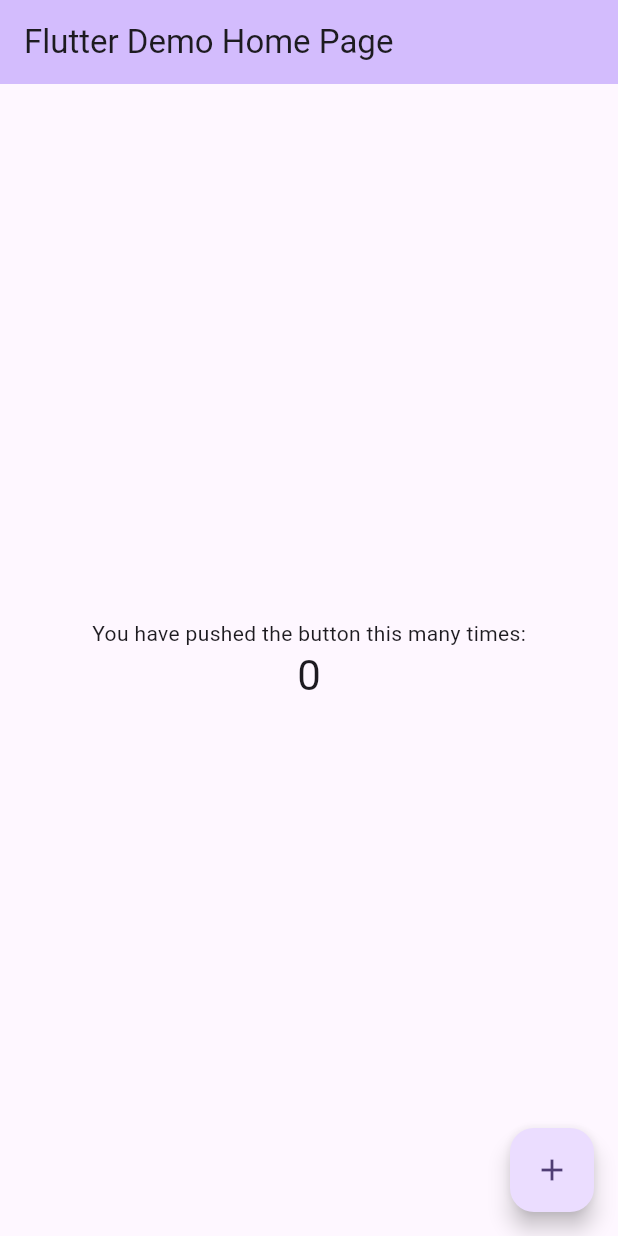
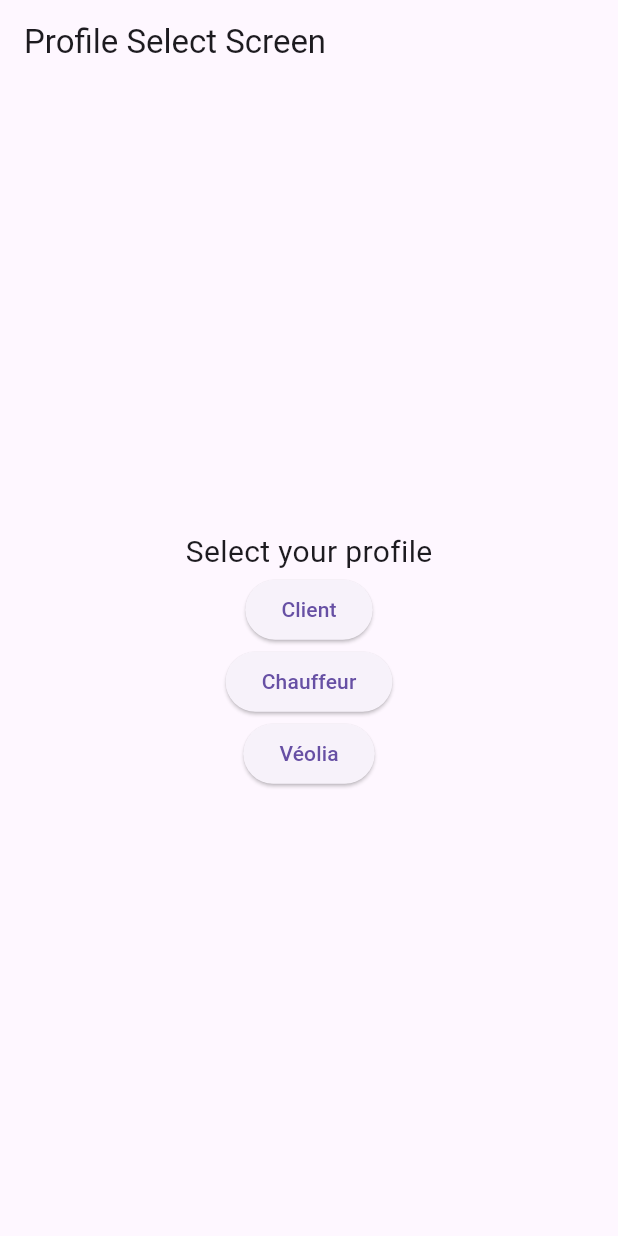
Before and after one commit to Pierre-Gei/Garage_week_2024, a Flutter app: the screen it shows after launch, on a phone screen of 412 x 824 dp. Run offline on Flutter 3.47's test engine with Material 3 defaults, Android fonts, the phone set to English and light mode, and no system bars.

```diff
--- /dev/null
+++ b/devtools_options.yaml
@@ -0,0 +1,3 @@
+description: This file stores settings for Dart & Flutter DevTools.
+documentation: https://docs.flutter.dev/tools/devtools/extensions#configure-extension-enablement-states
+extensions:
--- a/lib/main.dart
+++ b/lib/main.dart
@@ -1,125 +1,25 @@
 import 'package:flutter/material.dart';
+import 'package:intl/date_symbol_data_local.dart';
+import 'package:provider/provider.dart';
+import 'screens/profile_select_screen/profile_select_screen.dart';
 
-void main() {
-  runApp(const MyApp());
+void main() async {
+  await initializeDateFormatting('fr_FR', null);
+  runApp(const ProfileSelectScreen());
 }
 
 class MyApp extends StatelessWidget {
-  const MyApp({super.key});
+  const MyApp({Key? key}) : super(key: key);
 
-  // This widget is the root of your application.
   @override
   Widget build(BuildContext context) {
     return MaterialApp(
-      title: 'Flutter Demo',
-      theme: ThemeData(
-        // This is the theme of your application.
-        //
-        // TRY THIS: Try running your application with "flutter run". You'll see
-        // the application has a purple toolbar. Then, without quitting the app,
-        // try changing the seedColor in the colorScheme below to Colors.green
-        // and then invoke "hot reload" (save your changes or press the "hot
-        // reload" button in a Flutter-supported IDE, or press "r" if you used
-        // the command line to start the app).
-        //
-        // Notice that the counter didn't reset back to zero; the application
-        // state is not lost during the reload. To reset the state, use hot
-        // restart instead.
-        //
-        // This works for code too, not just values: Most code changes can be
-        // tested with just a hot reload.
-        colorScheme: ColorScheme.fromSeed(seedColor: Colors.deepPurple),
-        useMaterial3: true,
-      ),
-      home: const MyHomePage(title: 'Flutter Demo Home Page'),
+        title: 'ENT ISEN Toulon',
+        theme: ThemeData(
+          colorScheme: ColorScheme.fromSeed(seedColor: Colors.red),
+          primarySwatch: Colors.red,
+        ),
+        home: const ProfileSelectScreen(),
     );
   }
 }
-
-class MyHomePage extends StatefulWidget {
-  const MyHomePage({super.key, required this.title});
-
-  // This widget is the home page of your application. It is stateful, meaning
-  // that it has a State object (defined below) that contains fields that affect
-  // how it looks.
-
-  // This class is the configuration for the state. It holds the values (in this
-  // case the title) provided by the parent (in this case the App widget) and
-  // used by the build method of the State. Fields in a Widget subclass are
-  // always marked "final".
-
-  final String title;
-
-  @override
-  State<MyHomePage> createState() => _MyHomePageState();
-}
-
-class _MyHomePageState extends State<MyHomePage> {
-  int _counter = 0;
-
-  void _incrementCounter() {
-    setState(() {
-      // This call to setState tells the Flutter framework that something has
-      // changed in this State, which causes it to rerun the build method below
-      // so that the display can reflect the updated values. If we changed
-      // _counter without calling setState(), then the build method would not be
-      // called again, and so nothing would appear to happen.
-      _counter++;
-    });
-  }
-
-  @override
-  Widget build(BuildContext context) {
-    // This method is rerun every time setState is called, for instance as done
-    // by the _incrementCounter method above.
-    //
-    // The Flutter framework has been optimized to make rerunning build methods
-    // fast, so that you can just rebuild anything that needs updating rather
-    // than having to individually change instances of widgets.
-    return Scaffold(
-      appBar: AppBar(
-        // TRY THIS: Try changing the color here to a specific color (to
-        // Colors.amber, perhaps?) and trigger a hot reload to see the AppBar
-        // change color while the other colors stay the same.
-        backgroundColor: Theme.of(context).colorScheme.inversePrimary,
-        // Here we take the value from the MyHomePage object that was created by
-        // the App.build method, and use it to set our appbar title.
-        title: Text(widget.title),
-      ),
-      body: Center(
-        // Center is a layout widget. It takes a single child and positions it
-        // in the middle of the parent.
-        child: Column(
-          // Column is also a layout widget. It takes a list of children and
-          // arranges them vertically. By default, it sizes itself to fit its
-          // children horizontally, and tries to be as tall as its parent.
-          //
-          // Column has various properties to control how it sizes itself and
-          // how it positions its children. Here we use mainAxisAlignment to
-          // center the children vertically; the main axis here is the vertical
-          // axis because Columns are vertical (the cross axis would be
-          // horizontal).
-          //
-          // TRY THIS: Invoke "debug painting" (choose the "Toggle Debug Paint"
-          // action in the IDE, or press "p" in the console), to see the
-          // wireframe for each widget.
-          mainAxisAlignment: MainAxisAlignment.center,
-          children: <Widget>[
-            const Text(
-              'You have pushed the button this many times:',
-            ),
-            Text(
-              '$_counter',
-              style: Theme.of(context).textTheme.headlineMedium,
-            ),
-          ],
-        ),
-      ),
-      floatingActionButton: FloatingActionButton(
-        onPressed: _incrementCounter,
-        tooltip: 'Increment',
-        child: const Icon(Icons.add),
-      ), // This trailing comma makes auto-formatting nicer for build methods.
-    );
-  }
-}
--- /dev/null
+++ b/lib/screens/profile_select_screen/profile_select_screen.dart
@@ -0,0 +1,66 @@
+import 'package:flutter/material.dart';
+import '/screens/client_screen/client_screen.dart';
+
+void main() {
+  runApp(const ProfileSelectScreen());
+}
+
+class ProfileSelectScreen extends StatelessWidget {
+  const ProfileSelectScreen({super.key});
+
+  @override
+  Widget build(BuildContext context) {
+    return MaterialApp(
+      title: 'Profile Select Screen',
+      theme: ThemeData(
+        primarySwatch: Colors.blue,
+      ),
+      home: const ProfileSelect(),
+    );
+  }
+}
+
+class ProfileSelect extends StatelessWidget {
+  const ProfileSelect({super.key});
+
+  @override
+  Widget build(BuildContext context) {
+    return Scaffold(
+      appBar: AppBar(
+        title: const Text('Profile Select Screen'),
+      ),
+      body: Center(
+        child: Column(
+          mainAxisAlignment: MainAxisAlignment.center,
+          children: <Widget>[
+            const Text(
+              'Select your profile',
+              style: TextStyle(fontSize: 20),
+            ),
+            ElevatedButton(
+              onPressed: () {
+                debugPrint('Client');
+                Navigator.of(context).push(
+                  MaterialPageRoute(builder: (context) => const ClientScreen()),
+                );
+              },
+              child: const Text('Client'),
+            ),
+            ElevatedButton(
+              onPressed: () {
+                // Navigate to the driver screen
+              },
+              child: const Text('Chauffeur'),
+            ),
+            ElevatedButton(
+              onPressed: () {
+                // Navigate to the véolia screen
+              },
+              child: const Text('Véolia'),
+            ),
+          ],
+        ),
+      ),
+    );
+  }
+}
```
Also changed, not shown: lib/models/benneModel.dart (added, +15 -0 lines), lib/screens/client_screen/client_screen.dart (added, +105 -0 lines), pubspec.yaml (+5 -9 lines), lib/assets/icons/BinTech_Logo.jpg (added).
